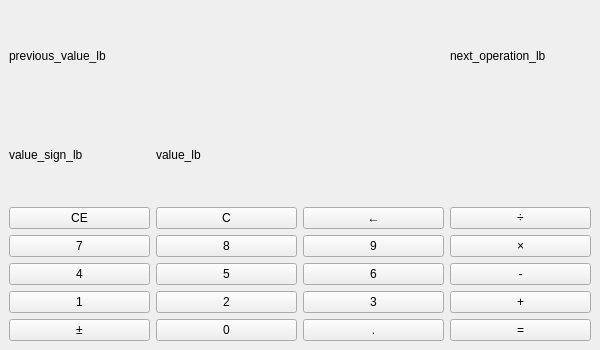
This is 7. Calculator/calculator.ui in aerpyljov/CGScripting as Qt 5 draws it before an edit. The edited form follows.
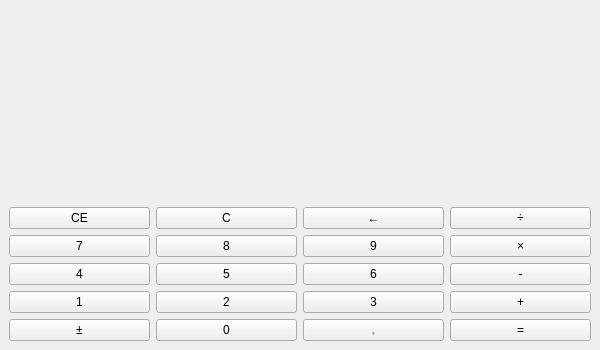
This is the edited form.

Commit message: Calculator - first Python-file added

The edit to the form file:
```diff
--- a/7. Calculator/calculator.ui
+++ b/7. Calculator/calculator.ui
@@ -19,6 +19,18 @@
     <verstretch>0</verstretch>
    </sizepolicy>
   </property>
+  <property name="minimumSize">
+   <size>
+    <width>600</width>
+    <height>350</height>
+   </size>
+  </property>
+  <property name="maximumSize">
+   <size>
+    <width>600</width>
+    <height>350</height>
+   </size>
+  </property>
   <property name="windowTitle">
    <string>Calculator</string>
   </property>
@@ -172,28 +184,40 @@
       <item row="0" column="0" colspan="3">
        <widget class="QLabel" name="previous_value_lb">
         <property name="text">
-         <string>previous_value_lb</string>
+         <string/>
+        </property>
+        <property name="alignment">
+         <set>Qt::AlignRight|Qt::AlignTrailing|Qt::AlignVCenter</set>
         </property>
        </widget>
       </item>
       <item row="0" column="3">
        <widget class="QLabel" name="next_operation_lb">
         <property name="text">
-         <string>next_operation_lb</string>
+         <string/>
+        </property>
+        <property name="alignment">
+         <set>Qt::AlignRight|Qt::AlignTrailing|Qt::AlignVCenter</set>
         </property>
        </widget>
       </item>
       <item row="1" column="0">
        <widget class="QLabel" name="value_sign_lb">
         <property name="text">
-         <string>value_sign_lb</string>
+         <string/>
+        </property>
+        <property name="alignment">
+         <set>Qt::AlignRight|Qt::AlignTrailing|Qt::AlignVCenter</set>
         </property>
        </widget>
       </item>
       <item row="1" column="1" colspan="3">
        <widget class="QLabel" name="value_lb">
         <property name="text">
-         <string>value_lb</string>
+         <string/>
+        </property>
+        <property name="alignment">
+         <set>Qt::AlignRight|Qt::AlignTrailing|Qt::AlignVCenter</set>
         </property>
        </widget>
       </item>
```
Left out of the diff: 5 changed lines with no effect on the pictures. The commit also changes 2 other files.
